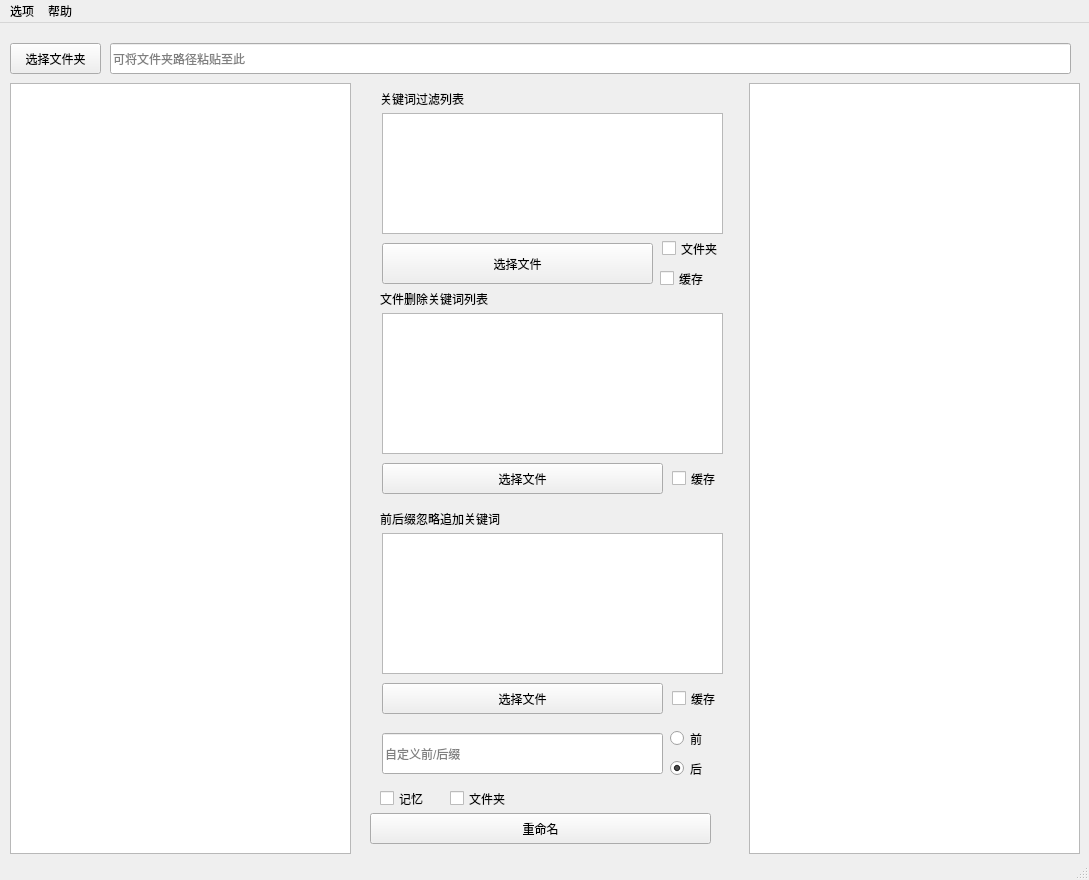
RoyalLiang/ant, file form.ui: the form before one commit.
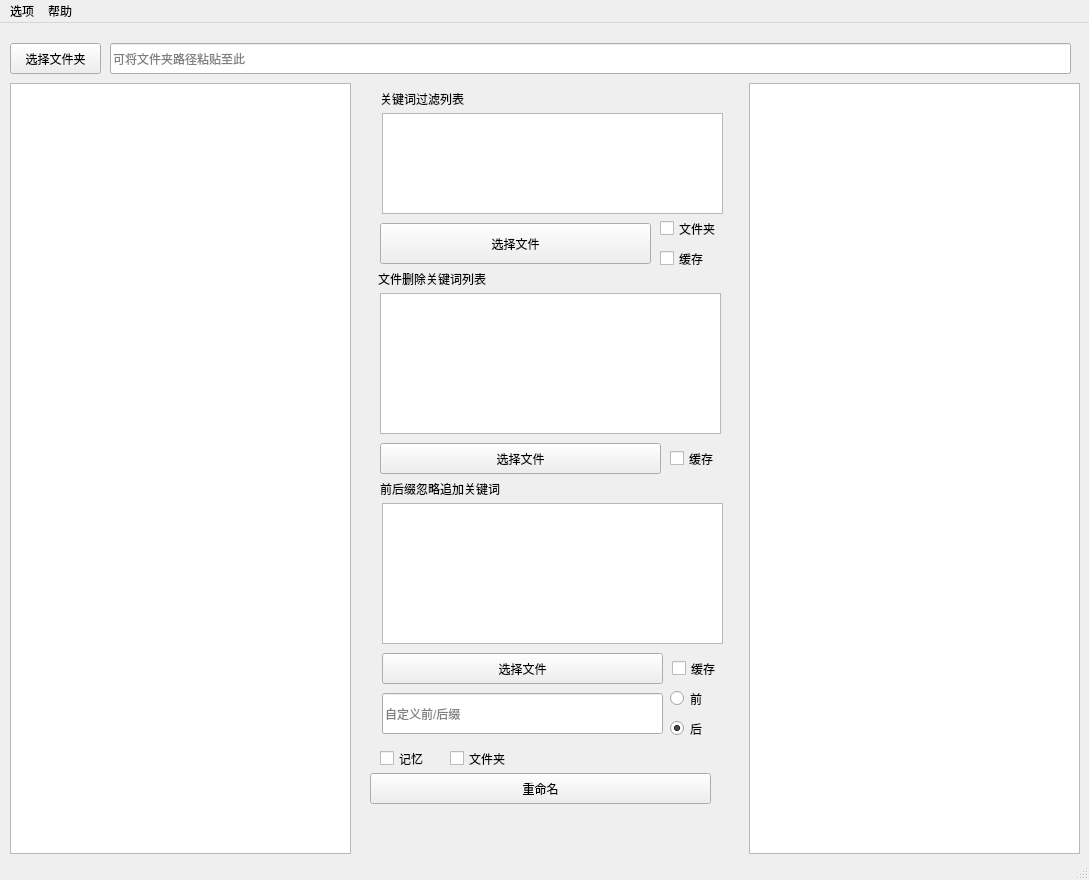
The form after the commit.

What changed in the file:
```diff
--- a/form.ui
+++ b/form.ui
@@ -88,8 +88,8 @@
    <widget class="QPushButton" name="filterButton">
     <property name="geometry">
      <rect>
-      <x>382</x>
-      <y>220</y>
+      <x>380</x>
+      <y>200</y>
       <width>271</width>
       <height>41</height>
      </rect>
@@ -101,8 +101,8 @@
    <widget class="QLabel" name="label_2">
     <property name="geometry">
      <rect>
-      <x>380</x>
-      <y>260</y>
+      <x>378</x>
+      <y>240</y>
       <width>181</width>
       <height>31</height>
      </rect>
@@ -114,8 +114,8 @@
    <widget class="QCheckBox" name="filterFolder">
     <property name="geometry">
      <rect>
-      <x>662</x>
-      <y>210</y>
+      <x>660</x>
+      <y>190</y>
       <width>71</width>
       <height>31</height>
      </rect>
@@ -130,8 +130,8 @@
     </property>
     <property name="geometry">
      <rect>
-      <x>382</x>
-      <y>290</y>
+      <x>380</x>
+      <y>270</y>
       <width>341</width>
       <height>141</height>
      </rect>
@@ -162,7 +162,7 @@
       <x>382</x>
       <y>90</y>
       <width>341</width>
-      <height>121</height>
+      <height>101</height>
      </rect>
     </property>
     <property name="readOnly">
@@ -186,7 +186,7 @@
     <property name="geometry">
      <rect>
       <x>660</x>
-      <y>240</y>
+      <y>220</y>
       <width>61</width>
       <height>31</height>
      </rect>
@@ -199,7 +199,7 @@
     <property name="geometry">
      <rect>
       <x>450</x>
-      <y>760</y>
+      <y>720</y>
       <width>71</width>
       <height>31</height>
      </rect>
@@ -211,8 +211,8 @@
    <widget class="QCheckBox" name="deleteCache">
     <property name="geometry">
      <rect>
-      <x>672</x>
-      <y>440</y>
+      <x>670</x>
+      <y>420</y>
       <width>61</width>
       <height>31</height>
      </rect>
@@ -224,8 +224,8 @@
    <widget class="QPushButton" name="deleteButton">
     <property name="geometry">
      <rect>
-      <x>382</x>
-      <y>440</y>
+      <x>380</x>
+      <y>420</y>
       <width>281</width>
       <height>31</height>
      </rect>
@@ -238,7 +238,7 @@
     <property name="geometry">
      <rect>
       <x>670</x>
-      <y>700</y>
+      <y>660</y>
       <width>41</width>
       <height>31</height>
      </rect>
@@ -251,7 +251,7 @@
     <property name="geometry">
      <rect>
       <x>370</x>
-      <y>790</y>
+      <y>750</y>
       <width>341</width>
       <height>31</height>
      </rect>
@@ -264,7 +264,7 @@
     <property name="geometry">
      <rect>
       <x>382</x>
-      <y>710</y>
+      <y>670</y>
       <width>281</width>
       <height>41</height>
      </rect>
@@ -280,7 +280,7 @@
     <property name="geometry">
      <rect>
       <x>670</x>
-      <y>730</y>
+      <y>690</y>
       <width>41</width>
       <height>31</height>
      </rect>
@@ -296,7 +296,7 @@
     <property name="geometry">
      <rect>
       <x>382</x>
-      <y>660</y>
+      <y>630</y>
       <width>281</width>
       <height>31</height>
      </rect>
@@ -312,33 +312,33 @@
     <property name="geometry">
      <rect>
       <x>382</x>
-      <y>510</y>
-      <width>341</width>
-      <height>141</height>
-     </rect>
-    </property>
-    <property name="readOnly">
-     <bool>false</bool>
-    </property>
-    <property name="markdown">
-     <string/>
-    </property>
-    <property name="html">
-     <string>&lt;!DOCTYPE HTML PUBLIC &quot;-//W3C//DTD HTML 4.0//EN&quot; &quot;http://www.w3.org/TR/REC-html40/strict.dtd&quot;&gt;
-&lt;html&gt;&lt;head&gt;&lt;meta name=&quot;qrichtext&quot; content=&quot;1&quot; /&gt;&lt;meta charset=&quot;utf-8&quot; /&gt;&lt;style type=&quot;text/css&quot;&gt;
-p, li { white-space: pre-wrap; }
-hr { height: 1px; border-width: 0; }
-li.unchecked::marker { content: &quot;\2610&quot;; }
-li.checked::marker { content: &quot;\2612&quot;; }
-&lt;/style&gt;&lt;/head&gt;&lt;body style=&quot; font-family:'Microsoft YaHei UI'; font-size:9pt; font-weight:400; font-style:normal;&quot;&gt;
-&lt;p style=&quot;-qt-paragraph-type:empty; margin-top:0px; margin-bottom:0px; margin-left:0px; margin-right:0px; -qt-block-indent:0; text-indent:0px;&quot;&gt;&lt;br /&gt;&lt;/p&gt;&lt;/body&gt;&lt;/html&gt;</string>
-    </property>
-   </widget>
-   <widget class="QLabel" name="label_3">
-    <property name="geometry">
-     <rect>
-      <x>380</x>
       <y>480</y>
+      <width>341</width>
+      <height>141</height>
+     </rect>
+    </property>
+    <property name="readOnly">
+     <bool>false</bool>
+    </property>
+    <property name="markdown">
+     <string/>
+    </property>
+    <property name="html">
+     <string>&lt;!DOCTYPE HTML PUBLIC &quot;-//W3C//DTD HTML 4.0//EN&quot; &quot;http://www.w3.org/TR/REC-html40/strict.dtd&quot;&gt;
+&lt;html&gt;&lt;head&gt;&lt;meta name=&quot;qrichtext&quot; content=&quot;1&quot; /&gt;&lt;meta charset=&quot;utf-8&quot; /&gt;&lt;style type=&quot;text/css&quot;&gt;
+p, li { white-space: pre-wrap; }
+hr { height: 1px; border-width: 0; }
+li.unchecked::marker { content: &quot;\2610&quot;; }
+li.checked::marker { content: &quot;\2612&quot;; }
+&lt;/style&gt;&lt;/head&gt;&lt;body style=&quot; font-family:'Microsoft YaHei UI'; font-size:9pt; font-weight:400; font-style:normal;&quot;&gt;
+&lt;p style=&quot;-qt-paragraph-type:empty; margin-top:0px; margin-bottom:0px; margin-left:0px; margin-right:0px; -qt-block-indent:0; text-indent:0px;&quot;&gt;&lt;br /&gt;&lt;/p&gt;&lt;/body&gt;&lt;/html&gt;</string>
+    </property>
+   </widget>
+   <widget class="QLabel" name="label_3">
+    <property name="geometry">
+     <rect>
+      <x>380</x>
+      <y>450</y>
       <width>181</width>
       <height>31</height>
      </rect>
@@ -351,7 +351,7 @@
     <property name="geometry">
      <rect>
       <x>672</x>
-      <y>660</y>
+      <y>630</y>
       <width>61</width>
       <height>31</height>
      </rect>
@@ -364,7 +364,7 @@
     <property name="geometry">
      <rect>
       <x>380</x>
-      <y>760</y>
+      <y>720</y>
       <width>71</width>
       <height>31</height>
      </rect>
```
